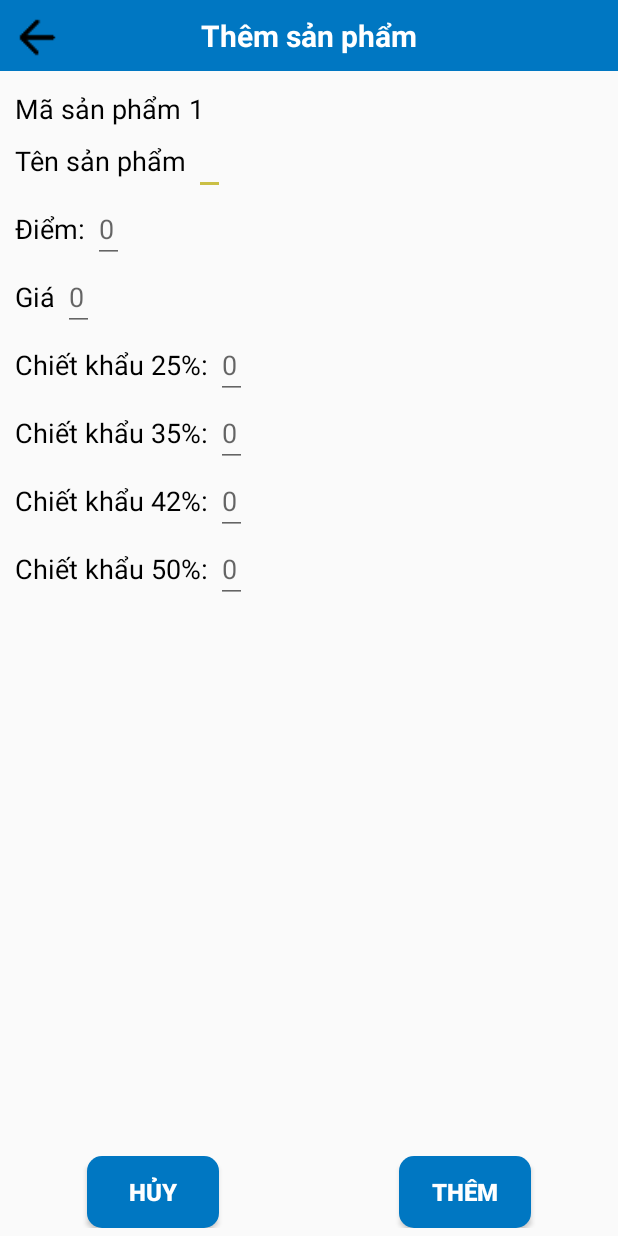
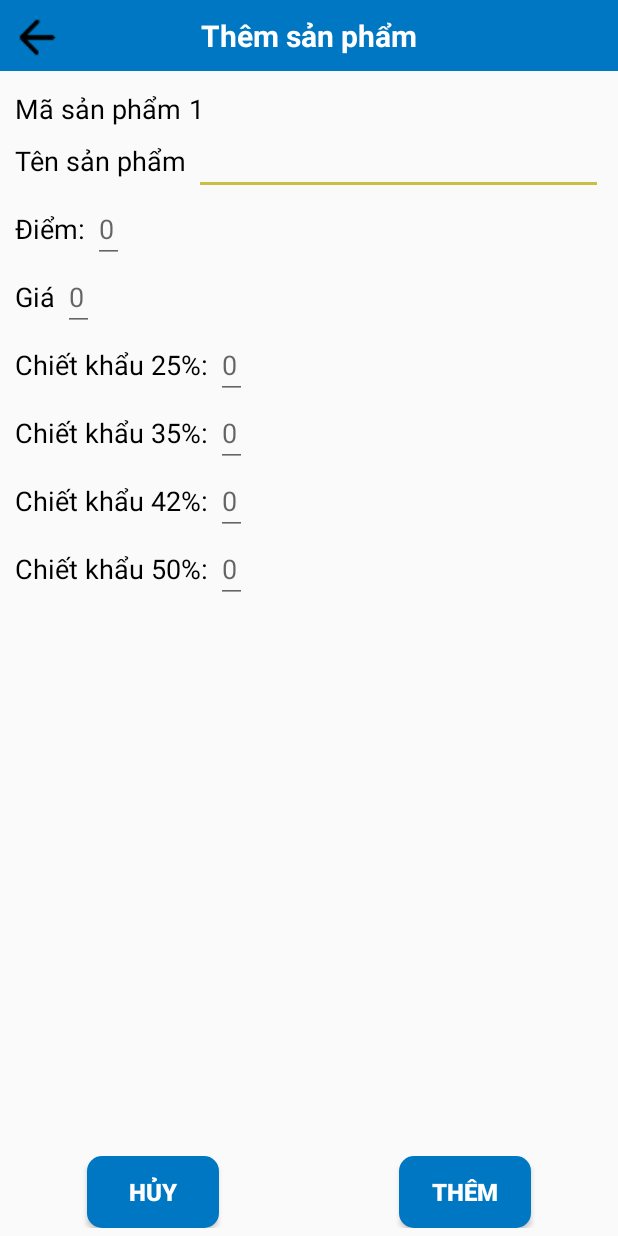
Before and after one commit to nhatbui2398/ProductManagement, an Android app: the AddProductActivity screen opened directly, with no data from a screen before it, on a phone screen of 412 x 824 dp. Run offline under Robolectric (Android 15) with nearby library versions, the phone set to English and light mode, and no system bars.

Commit message:
Commit Thêm Anim

```diff
--- a/ProductManagement/app/src/main/java/com/example/bin/productmanagement/Demo/Util/AnimationUtil.java
+++ b/ProductManagement/app/src/main/java/com/example/bin/productmanagement/Demo/Util/AnimationUtil.java
@@ -1,11 +1,11 @@
-package com.example.dak.remindmelater.Utility;
+package com.example.bin.productmanagement.Demo.Util;
 
 import android.content.Context;
 import android.view.View;
 import android.view.animation.Animation;
 import android.view.animation.AnimationUtils;
 
-import com.example.dak.remindmelater.R;
+import com.example.bin.productmanagement.R;
 
 
 public class AnimationUtil {
--- a/ProductManagement/app/src/main/res/layout/activity_add_product.xml
+++ b/ProductManagement/app/src/main/res/layout/activity_add_product.xml
@@ -1,5 +1,6 @@
 <?xml version="1.0" encoding="utf-8"?>
 <LinearLayout xmlns:android="http://schemas.android.com/apk/res/android"
+    android:id="@+id/layoutLinear"
     android:layout_width="match_parent"
     android:layout_height="match_parent"
     android:orientation="vertical">
@@ -58,7 +59,7 @@
                 />
         </LinearLayout>
         <LinearLayout
-            android:layout_width="wrap_content"
+            android:layout_width="match_parent"
             android:layout_height="wrap_content"
             android:orientation="horizontal"
             >
@@ -73,7 +74,7 @@
 
             <EditText
                 android:id="@+id/edt_product_name"
-                android:layout_width="wrap_content"
+                android:layout_width="match_parent"
                 android:layout_height="wrap_content"
                 android:textColor="@color/primaryTextColor"
                 android:textSize="@dimen/primaryTextSize2"
@@ -96,6 +97,7 @@
                 android:id="@+id/edt_product_point"
                 android:layout_width="wrap_content"
                 android:layout_height="wrap_content"
+                android:inputType="number"
                 android:hint="@string/default_number"
                 android:textColor="@color/primaryTextColor"
                 android:textSize="@dimen/primaryTextSize2"
@@ -111,6 +113,8 @@
                 android:layout_height="wrap_content"
                 android:text="@string/price_title"
                 android:textColor="@color/primaryTextColor"
+
+                android:inputType="number"
                 android:textSize="@dimen/primaryTextSize2"
                 android:layout_marginEnd="@dimen/marginEndSpace"
                 />
```
Also changed, not shown: ProductManagement/app/src/main/java/com/example/bin/productmanagement/Demo/activity/AddProductActivity.java (+19 -7 lines).
